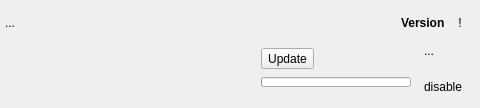
Before: the Qt Designer form src/ui/local/localmoditemwidget.ui in kaniol-lck/modmanager, drawn with Qt 5; both pictures show x 222 to 702 and y 0 to 108 of the 702 by 108 pixel window.
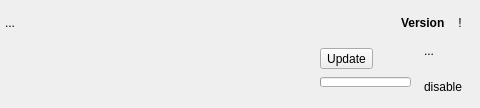
After: the same form once the commit is applied. Icons and pictures are not drawn.

Commit message: align buttons

```diff
--- a/src/ui/local/localmoditemwidget.ui
+++ b/src/ui/local/localmoditemwidget.ui
@@ -272,13 +272,13 @@
        </property>
        <property name="minimumSize">
         <size>
-         <width>150</width>
+         <width>0</width>
          <height>0</height>
         </size>
        </property>
        <property name="maximumSize">
         <size>
-         <width>150</width>
+         <width>200</width>
          <height>10</height>
         </size>
        </property>
```
Left out of the diff: 2 changed lines with no effect on the pictures.
